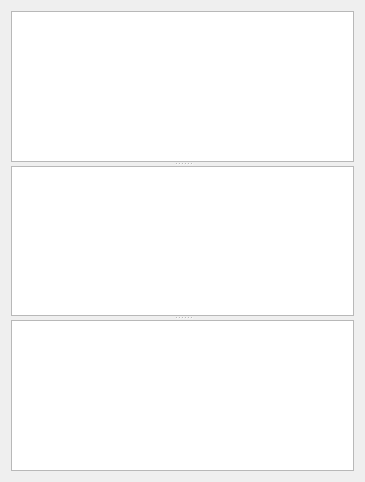
Old version of the form src/SqlExecutionArea.ui in the repository sqlitebrowser/sqlitebrowser.
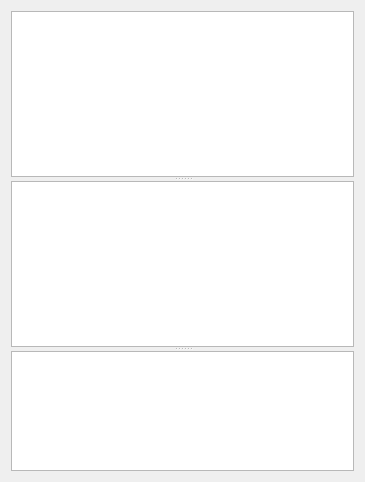
New version of the form. Custom widgets are drawn as their Qt base class.

Commit message:
Improve splitter in Execute SQL tab
Set a maximum height for the error area in the Execute SQL tab. This way
it doesn't occupy as much space by default.

Use two separate splitters instead of just one. This fixes the
horizontal tiling option.

See issue #380.

Patch:
```diff
--- a/src/SqlExecutionArea.ui
+++ b/src/SqlExecutionArea.ui
@@ -15,6 +15,13 @@
   </property>
   <layout class="QHBoxLayout" name="horizontalLayout_2">
    <item>
+    <widget class="QSplitter" name="splitter_2">
+     <property name="orientation">
+      <enum>Qt::Vertical</enum>
+     </property>
+     <property name="childrenCollapsible">
+      <bool>false</bool>
+     </property>
     <widget class="QSplitter" name="splitter">
      <property name="orientation">
       <enum>Qt::Vertical</enum>
@@ -28,15 +35,13 @@
        <set>QAbstractItemView::NoEditTriggers</set>
       </property>
      </widget>
-     <widget class="QWidget" name="layoutWidget">
-      <layout class="QHBoxLayout" name="horizontalLayout">
-       <item>
+     </widget>
         <widget class="QTextEdit" name="editErrors">
-         <property name="sizePolicy">
-          <sizepolicy hsizetype="Expanding" vsizetype="Preferred">
-           <horstretch>0</horstretch>
-           <verstretch>0</verstretch>
-          </sizepolicy>
+      <property name="maximumSize">
+       <size>
+        <width>16777215</width>
+        <height>120</height>
+       </size>
          </property>
          <property name="font">
           <font>
@@ -68,9 +73,6 @@
          <property name="readOnly">
           <bool>true</bool>
          </property>
-        </widget>
-       </item>
-      </layout>
      </widget>
     </widget>
    </item>
```
Lines whose indentation alone changed are shown as unchanged.
